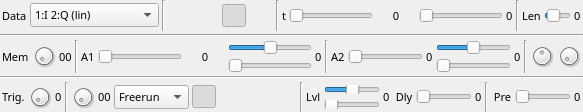
Old version of the form sdrbase/gui/glscopegui.ui in the repository f4exb/sdrangel.
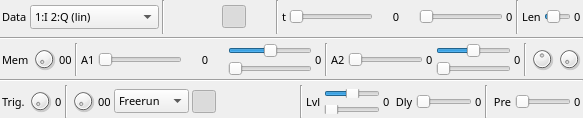
New version of the form. Icons and pictures are not drawn. Custom widgets are drawn as their Qt base class.

Commit message: Added missing tooltips in main GUIs

Patch:
```diff
--- a/sdrbase/gui/glscopegui.ui
+++ b/sdrbase/gui/glscopegui.ui
@@ -7,7 +7,7 @@
     <x>0</x>
     <y>0</y>
     <width>583</width>
-    <height>112</height>
+    <height>118</height>
    </rect>
   </property>
   <property name="font">
```
Left out of the diff: 16 changed lines with no effect on the pictures. The commit also changes 1 other file.
